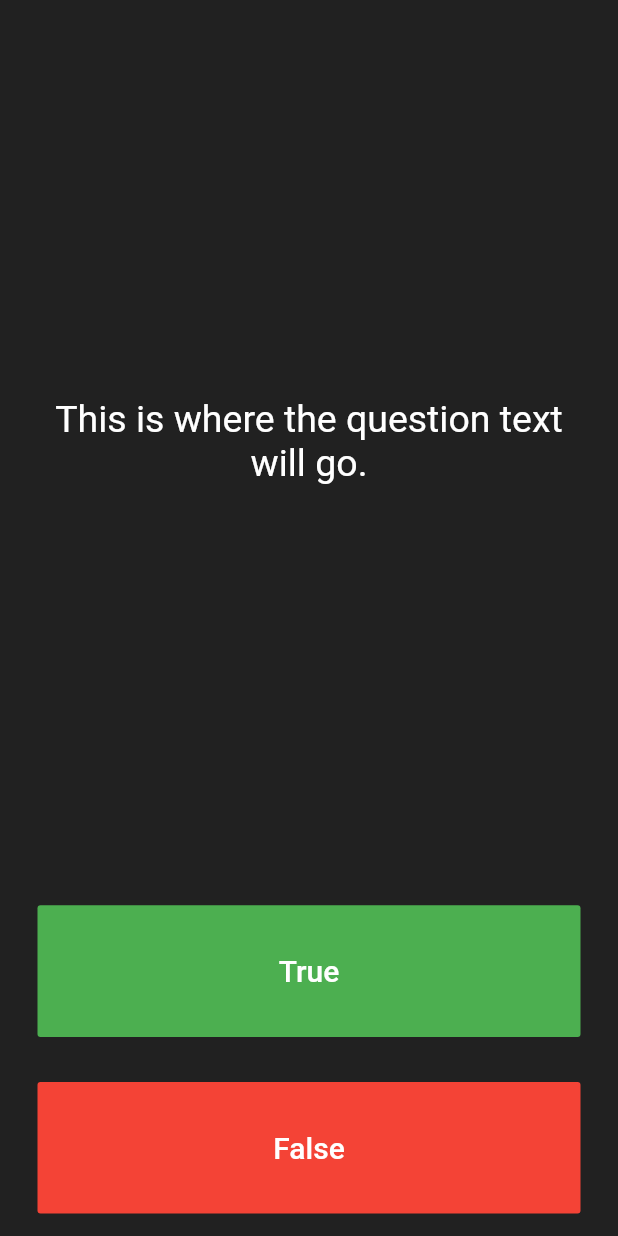
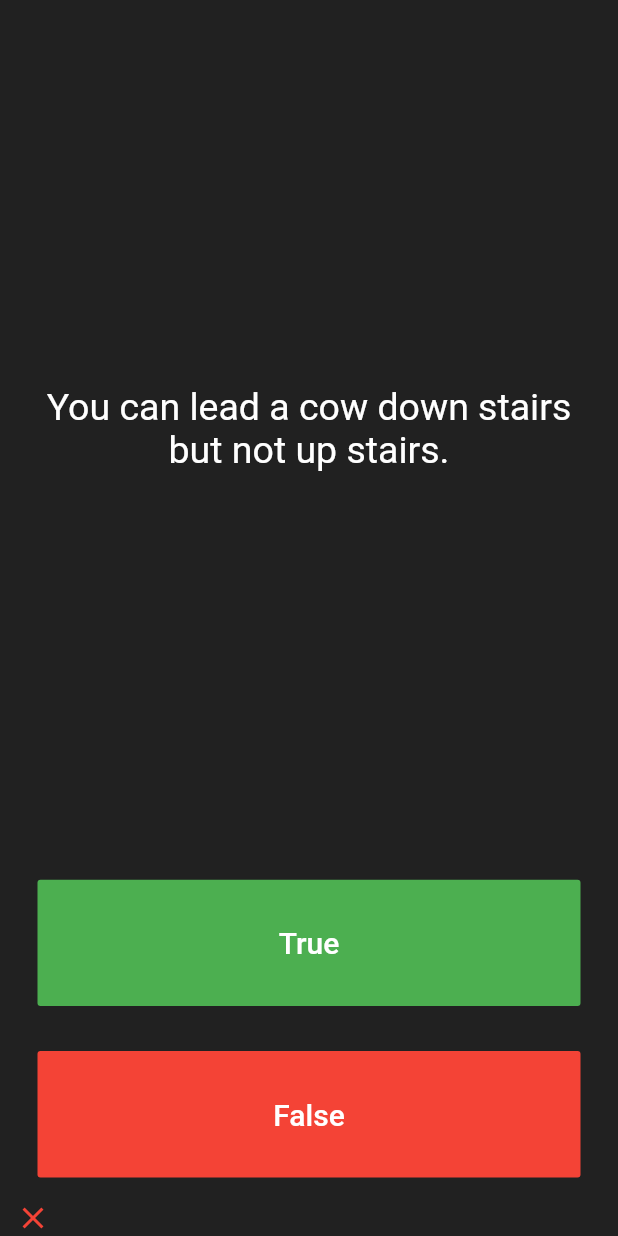
Before and after one commit to akhil2000mittal/quizzler, a Flutter app: the screen it shows after launch, after a tap on "True", on a phone screen of 412 x 824 dp. Run offline on Flutter 3.47's test engine with Material 2 defaults, Android fonts, the phone set to English and light mode, and no system bars.

Commit message:
basic changes

```diff
--- a/lib/main.dart
+++ b/lib/main.dart
@@ -1,4 +1,5 @@
 import 'package:flutter/material.dart';
+import 'questions.dart';
 
 void main() => runApp(Quizzler());
 
@@ -25,6 +26,18 @@ class QuizPage extends StatefulWidget {
 }
 
 class _QuizPageState extends State<QuizPage> {
+  List<Icon> scoreKeeper = [];
+  QuesBank quesBank = QuesBank();
+  void checkAnswer(bool userAns) {
+    setState(() {
+      quesBank.nextQues();
+      if (quesBank.getQuesAns() == userAns)
+        scoreKeeper.add(Icon(Icons.check, color: Colors.green));
+      else
+        scoreKeeper.add(Icon(Icons.close, color: Colors.red));
+    });
+  }
+
   @override
   Widget build(BuildContext context) {
     return Column(
@@ -37,7 +50,7 @@ class _QuizPageState extends State<QuizPage> {
             padding: EdgeInsets.all(10.0),
             child: Center(
               child: Text(
-                'This is where the question text will go.',
+                quesBank.getQuesText(),
                 textAlign: TextAlign.center,
                 style: TextStyle(
                   fontSize: 25.0,
@@ -61,7 +74,7 @@ class _QuizPageState extends State<QuizPage> {
                 ),
               ),
               onPressed: () {
-                //The user picked true.
+                checkAnswer(true);
               },
             ),
           ),
@@ -79,19 +92,15 @@ class _QuizPageState extends State<QuizPage> {
                 ),
               ),
               onPressed: () {
-                //The user picked false.
+                checkAnswer(false);
               },
             ),
           ),
         ),
-        //TODO: Add a Row here as your score keeper
+        Row(
+          children: scoreKeeper,
+        )
       ],
     );
   }
 }
-
-/*
-question1: 'You can lead a cow down stairs but not up stairs.', false,
-question2: 'Approximately one quarter of human bones are in the feet.', true,
-question3: 'A slug\'s blood is green.', true,
-*/
--- /dev/null
+++ b/lib/questions.dart
@@ -0,0 +1,50 @@
+class Question {
+  String qText;
+  bool qAns;
+  Question(this.qText, this.qAns);
+}
+class QuesBank{
+  int _qNumber = 0;
+List<Question> _quesList = [
+  Question('Some cats are actually allergic to humans', true),
+  Question('You can lead a cow down stairs but not up stairs.', false),
+  Question('Approximately one quarter of human bones are in the feet.', true),
+  Question('A slug\'s blood is green.', true),
+  Question('Buzz Aldrin\'s mother\'s maiden name was \"Moon\".', true),
+  Question('It is illegal to pee in the Ocean in Portugal.', true),
+  Question(
+      'No piece of square dry paper can be folded in half more than 7 times.',
+      false),
+  Question(
+      'In London, UK, if you happen to die in the House of Parliament, you are technically entitled to a state funeral, because the building is considered too sacred a place.',
+      true),
+  Question(
+      'The loudest sound produced by any animal is 188 decibels. That animal is the African Elephant.',
+      false),
+  Question(
+      'The total surface area of two human lungs is approximately 70 square metres.',
+      true),
+  Question('Google was originally called \"Backrub\".', true),
+  Question(
+      'Chocolate affects a dog\'s heart and nervous system; a few ounces are enough to kill a small dog.',
+      true),
+  Question(
+      'In West Virginia, USA, if you accidentally hit an animal with your car, you are free to take it home to eat.',
+      true),
+];
+
+void nextQues(){
+  if (_qNumber < _quesList.length-1)
+  _qNumber++;
+}
+
+String getQuesText()
+{
+  return _quesList[_qNumber].qText;
+}
+
+bool getQuesAns()
+{
+  return _quesList[_qNumber].qAns;
+}
+}
```
